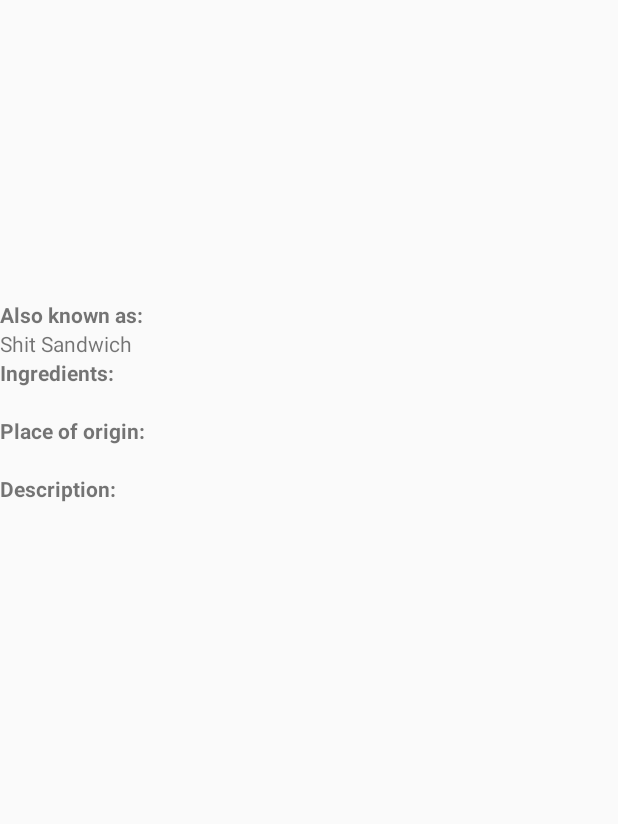
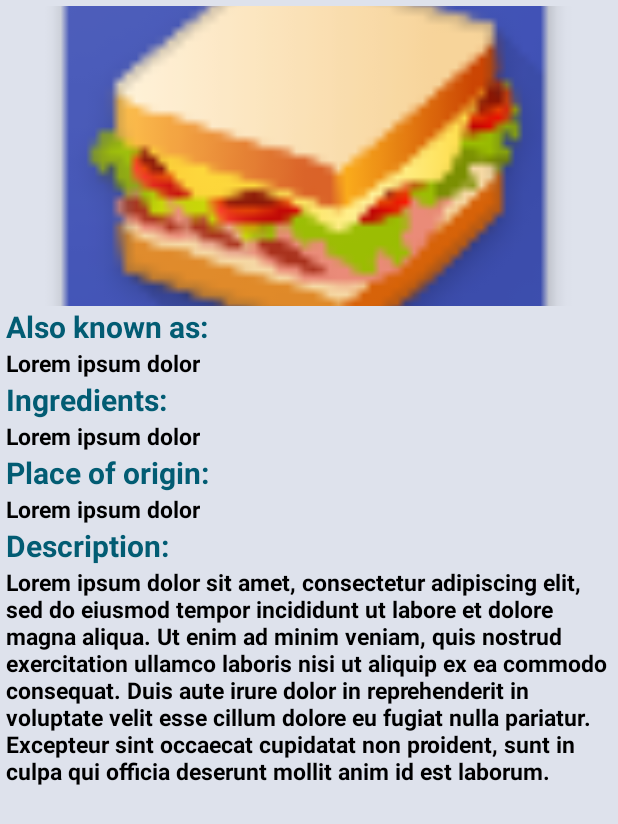
Before and after one commit to luwasu/sandwich-club, an Android app: the layout activity_detail.xml on its own in the app's theme, with its tools: preview values and no code run, on a phone screen of 412 x 824 dp. Shown: the top 824 px of the screen. Run offline under Robolectric (Android 15) with nearby library versions, the phone set to English and light mode, and no system bars.

Commit message:
add final changes including, JSON null alternatives, style and dimens

```diff
--- a/app/src/main/java/com/udacity/sandwichclub/DetailActivity.java
+++ b/app/src/main/java/com/udacity/sandwichclub/DetailActivity.java
@@ -10,8 +10,6 @@ import android.widget.Toast;
 import com.squareup.picasso.Picasso;
 import com.udacity.sandwichclub.model.Sandwich;
 import com.udacity.sandwichclub.utils.JsonUtils;
-
-import org.json.JSONException;
 
 public class DetailActivity extends AppCompatActivity {
 
@@ -51,6 +49,7 @@ public class DetailActivity extends AppCompatActivity {
         if (intent == null) {
             closeOnError();
         }
+
 
         int position = intent.getIntExtra(EXTRA_POSITION, DEFAULT_POSITION);
         if (position == DEFAULT_POSITION) {
--- a/app/src/main/java/com/udacity/sandwichclub/utils/JsonUtils.java
+++ b/app/src/main/java/com/udacity/sandwichclub/utils/JsonUtils.java
@@ -32,18 +32,28 @@ public final class JsonUtils {
             String name = jObjectName.getString("mainName");
             String image = sandwichObject.getString("image");
             String origin = sandwichObject.getString("placeOfOrigin");
+
+            if (origin.equals("")) {
+                origin = "Unknown";
+            }
+
+
             String description = sandwichObject.getString("description");
 
 
             JSONArray alsoKnownAsArray = jObjectName.getJSONArray("alsoKnownAs");
             List<String> alsoKnowAs = new ArrayList<>();
-            if (alsoKnownAsArray != null) {
-                for (int i = 0; i < alsoKnownAsArray.length(); i++) {
-                    String n = (String) alsoKnownAsArray.get(i);
-                    alsoKnowAs.add(n);
-                    Log.v(TAG, "also known as: " + n);
-                }
+
+            if (alsoKnownAsArray.length() == 0) {
+                alsoKnowAs.add("No other name is known");
+            } else {
             }
+            for (int i = 0; i < alsoKnownAsArray.length(); i++) {
+                String n = (String) alsoKnownAsArray.get(i);
+                alsoKnowAs.add(n);
+                Log.v(TAG, "also known as: " + n);
+            }
+
 
             JSONArray ingredientsArray = sandwichObject.getJSONArray("ingredients");
             List<String> ingredients = new ArrayList<>();
@@ -51,22 +61,17 @@ public final class JsonUtils {
                 for (int i = 0; i < ingredientsArray.length(); i++) {
                     String n = (String) ingredientsArray.get(i);
                     ingredients.add(n);
-
-
-
                     Log.v(TAG, "ingredients: " + n);
                 }
             }
 
             return new Sandwich(name, image, origin, description, alsoKnowAs, ingredients);
 
+
         } catch (JSONException e) {
             e.printStackTrace();
         }
+
         return null;
-
-
     }
-
-
 }
--- a/app/src/main/res/layout/activity_detail.xml
+++ b/app/src/main/res/layout/activity_detail.xml
@@ -1,14 +1,15 @@
 <?xml version="1.0" encoding="utf-8"?>
 
 <ScrollView xmlns:android="http://schemas.android.com/apk/res/android"
+    xmlns:tools="http://schemas.android.com/tools"
     android:layout_width="match_parent"
-    android:layout_height="wrap_content"
-    xmlns:tools="http://schemas.android.com/tools">
+    android:layout_height="match_parent">
 
     <LinearLayout
         android:layout_width="match_parent"
         android:layout_height="wrap_content"
-        android:orientation="vertical">
+        android:orientation="vertical"
+        android:padding="@dimen/detail_activity_padding">
 
         <ImageView
             android:id="@+id/image_iv"
@@ -16,55 +17,62 @@
             android:layout_height="200dp"
             android:adjustViewBounds="true"
             android:contentDescription="@string/sandwich_picture_content_description"
-            android:scaleType="centerCrop" />
+            android:scaleType="centerCrop"
+            tools:src="@mipmap/ic_launcher" />
 
 
         <TextView
+            style="@style/DetailSandwichTitles"
             android:layout_width="wrap_content"
             android:layout_height="wrap_content"
-            android:text="@string/detail_also_known_as_label"
-            android:textStyle="bold"
-             />
+            android:text="@string/detail_also_known_as_label" />
 
         <TextView
             android:id="@+id/also_known_tv"
+            style="@style/SandwichDetails"
             android:layout_width="wrap_content"
             android:layout_height="wrap_content"
-            tools:text="Shit Sandwich"/>
+            tools:text="@string/lorem_ipsum_short" />
 
         <TextView
+            style="@style/DetailSandwichTitles"
             android:layout_width="wrap_content"
             android:layout_height="wrap_content"
-            android:text="@string/detail_ingredients_label"
-            android:textStyle="bold" />
+            android:text="@string/detail_ingredients_label" />
 
         <TextView
             android:id="@+id/ingredients_tv"
+            style="@style/SandwichDetails"
             android:layout_width="wrap_content"
-            android:layout_height="wrap_content" />
+            android:layout_height="wrap_content"
+            tools:text="@string/lorem_ipsum_short" />
 
         <TextView
+            style="@style/DetailSandwichTitles"
             android:layout_width="wrap_content"
             android:layout_height="wrap_content"
-            android:text="@string/detail_place_of_origin_label"
-            android:textStyle="bold" />
+            android:text="@string/detail_place_of_origin_label" />
 
         <TextView
             android:id="@+id/origin_tv"
+            style="@style/SandwichDetails"
             android:layout_width="wrap_content"
-            android:layout_height="wrap_content" />
+            android:layout_height="wrap_content"
+            tools:text="@string/lorem_ipsum_short" />
 
 
         <TextView
+            style="@style/DetailSandwichTitles"
             android:layout_width="wrap_content"
             android:layout_height="wrap_content"
-            android:text="@string/detail_description_label"
-            android:textStyle="bold" />
+            android:text="@string/detail_description_label" />
 
         <TextView
             android:id="@+id/description_tv"
+            style="@style/SandwichDetails"
             android:layout_width="wrap_content"
-            android:layout_height="wrap_content" />
+            android:layout_height="wrap_content"
+            tools:text="@string/lorem_ipsum_long" />
 
     </LinearLayout>
 
--- a/app/src/main/res/values/colors.xml
+++ b/app/src/main/res/values/colors.xml
@@ -1,6 +1,7 @@
 <?xml version="1.0" encoding="utf-8"?>
 <resources>
-    <color name="colorPrimary">#3F51B5</color>
-    <color name="colorPrimaryDark">#303F9F</color>
+    <color name="colorPrimary">#0292b7</color>
+    <color name="colorPrimaryDark">#025C73</color>
     <color name="colorAccent">#FF4081</color>
+    <color name="activityBackground">#dee2ec</color>
 </resources>
--- a/app/src/main/res/values/dimens.xml
+++ b/app/src/main/res/values/dimens.xml
@@ -2,4 +2,5 @@
 <resources>
     <dimen name="activity_horizontal_margin">16dp</dimen>
     <dimen name="activity_vertical_margin">16dp</dimen>
+    <dimen name="detail_activity_padding">4dp</dimen>
 </resources>
--- a/app/src/main/res/values/strings.xml
+++ b/app/src/main/res/values/strings.xml
@@ -12,6 +12,17 @@
 
     <!-- Error messages-->
     <string name="detail_error_message">Sandwich data not available</string>
+
+    <!-- Lorem ipsum -->
+    <string name="lorem_ipsum_long">Lorem ipsum dolor sit amet, consectetur adipiscing elit, sed do
+        eiusmod tempor incididunt ut labore et dolore magna aliqua. Ut enim ad minim veniam, quis
+        nostrud exercitation ullamco laboris nisi ut aliquip ex ea commodo consequat. Duis aute
+        irure dolor in reprehenderit in voluptate velit esse cillum dolore eu fugiat nulla pariatur.
+        Excepteur sint occaecat cupidatat non proident, sunt in culpa qui officia deserunt mollit
+        anim id est laborum.</string>
+
+    <string name="lorem_ipsum_short">Lorem ipsum dolor</string>
+
 
     <string-array name="sandwich_names">
         <item>Ham and cheese sandwich</item>
@@ -131,5 +142,4 @@
         </item>
     </string-array>
 
-</resources>
-<!-- Photo credits to Wikimedia Commons -->
+</resources><!-- Photo credits to Wikimedia Commons -->
--- a/app/src/main/res/values/styles.xml
+++ b/app/src/main/res/values/styles.xml
@@ -6,11 +6,20 @@
         <item name="colorPrimary">@color/colorPrimary</item>
         <item name="colorPrimaryDark">@color/colorPrimaryDark</item>
         <item name="colorAccent">@color/colorAccent</item>
+        <item name="android:windowBackground">@color/activityBackground</item>
     </style>
 
     <style name="DetailSandwichTitles">
-        <item name="android:textColor">#006400</item>
-        tes
+        <item name="android:textColor">@color/colorPrimaryDark</item>
+        <item name="android:textStyle">bold</item>
+        <item name="android:textSize">20sp</item>
     </style>
 
+    <style name="SandwichDetails">
+        <item name="android:textColor">@android:color/primary_text_light</item>
+        <item name="android:textStyle">bold</item>
+        <item name="android:textSize">15sp</item>
+    </style>
+
+
 </resources>
```
Also changed, not shown: 114 other files.
